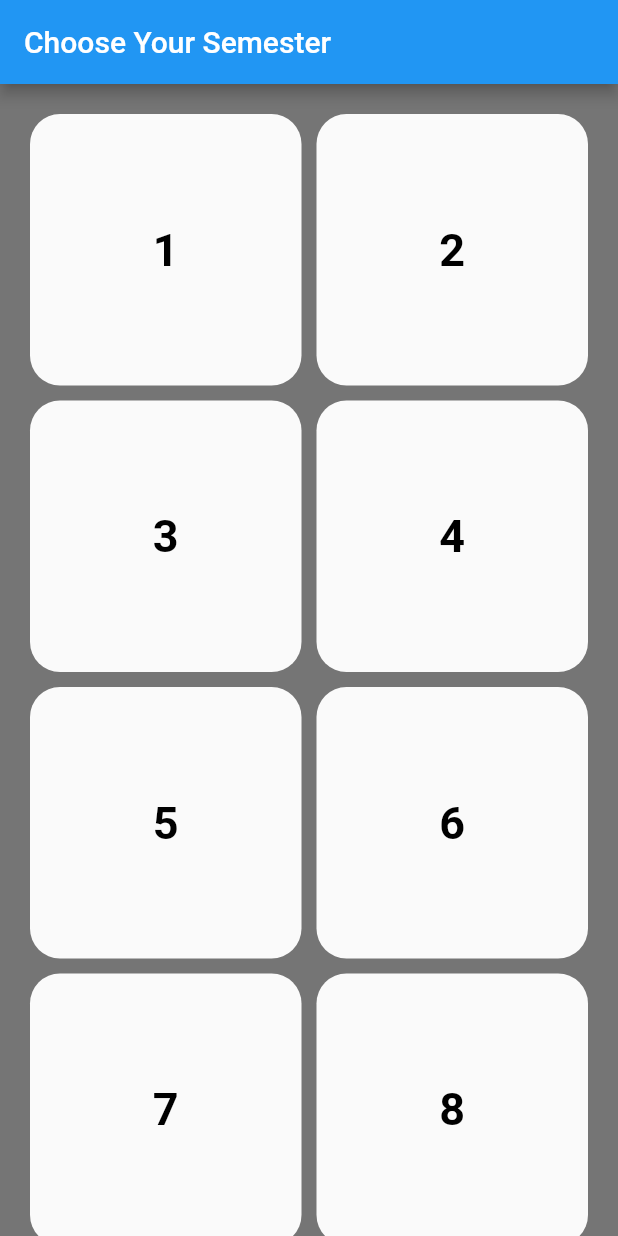
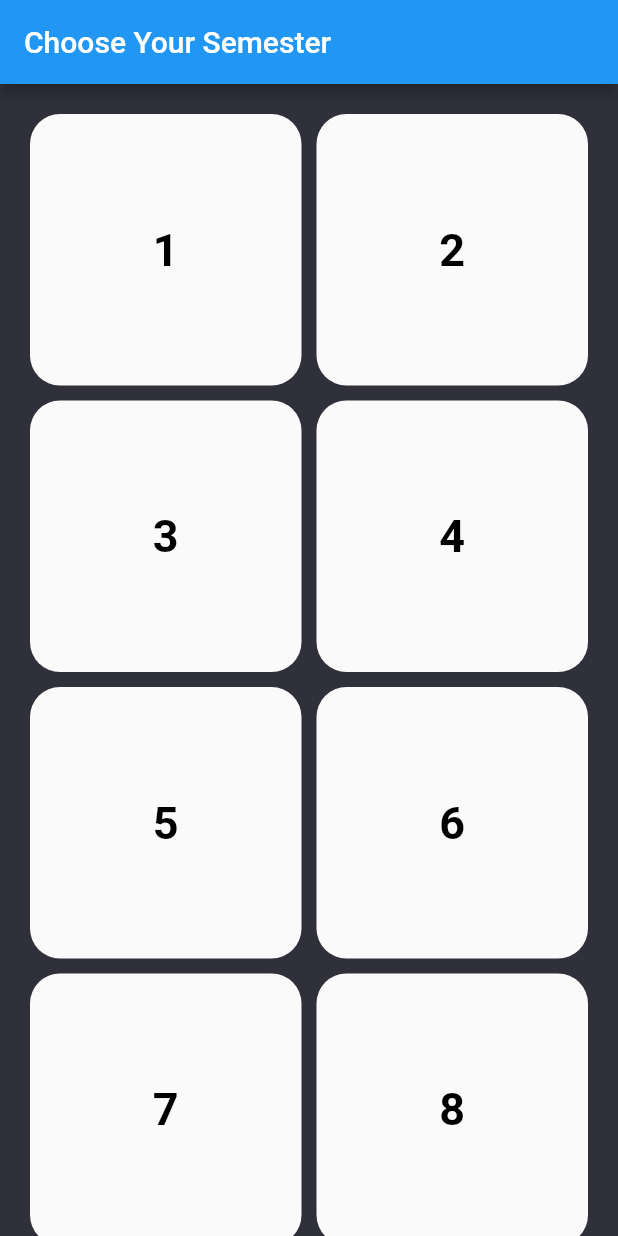
Before and after one commit to LouisAntVin/Pomegranate, a Flutter app: the screen it shows after launch, after a tap on "CSE", on a phone screen of 412 x 824 dp. Run offline on Flutter 3.47's test engine with Material 2 defaults, Android fonts, the phone set to English and light mode, and no system bars; our stand-ins replace cloud_firestore, firebase_core, oktoast; accounts and stored records are empty; generated files the repository leaves out were written again; network calls fail.

Commit message:
general fixes

```diff
--- a/lib/branch.dart
+++ b/lib/branch.dart
@@ -19,7 +19,7 @@ class _BranchState extends State<Branch> {
           title: Text('Choose Your Branch'),
         ),
         body: Container(
-          color: Colors.grey[600], // Set the overall background color to grey
+          color: Color(0xFF30303B), // Set the overall background color to grey
           child: SingleChildScrollView(
             child: Column(
               children: [
--- a/lib/main.dart
+++ b/lib/main.dart
@@ -3,13 +3,13 @@ import 'package:firebase_core/firebase_core.dart';
 import 'package:flutter/material.dart';
 import 'package:pomegranate/branch.dart';
 import 'package:pomegranate/firebase_options.dart';
-import 'package:pomegranate/newpost.dart';
 
 void main() async {
   WidgetsFlutterBinding.ensureInitialized();
   await Firebase.initializeApp(
     options: DefaultFirebaseOptions.currentPlatform,
   );
+
   runApp(const MyApp());
 }
 
--- a/lib/module.dart
+++ b/lib/module.dart
@@ -19,7 +19,7 @@ class _ModuleState extends State<Module> {
   Widget build(BuildContext context) {
     return MaterialApp(
       home: Scaffold(
-        backgroundColor: Colors.grey[600], //
+        backgroundColor: Color(0xFF30303B),//
         appBar: AppBar(
           title: Text('Choose Your Module'),
         ),
--- a/lib/semester.dart
+++ b/lib/semester.dart
@@ -16,7 +16,7 @@ class _SemesterState extends State<Semester> {
   Widget build(BuildContext context) {
     return MaterialApp(
       home: Scaffold(
-        backgroundColor: Colors.grey[600],
+        backgroundColor: Color(0xFF30303B),
         appBar: AppBar(
           title: Text('Choose Your Semester'),
         ),
```
Also changed, not shown: lib/post.dart (+24 -7 lines).
